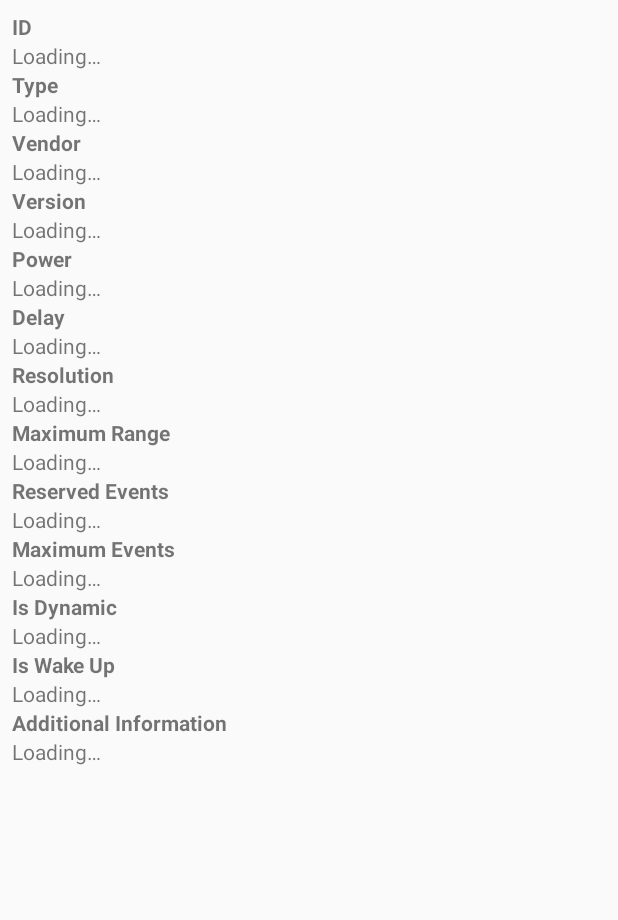
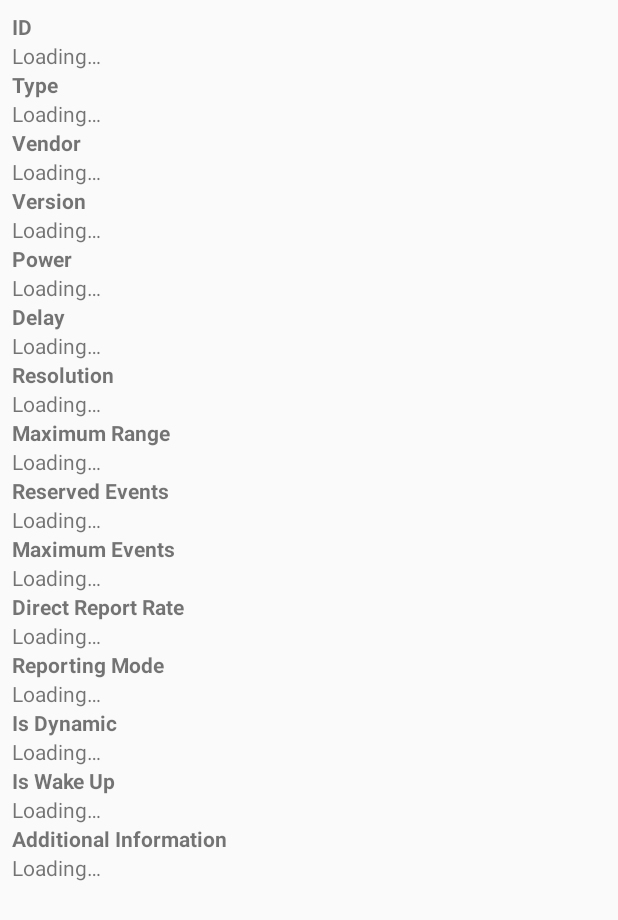
Before and after one commit to tamalnath/Explore, an Android app: the layout sensor_details.xml on its own in the app's theme, with its tools: preview values and no code run, on a phone screen of 412 x 824 dp. Shown: the top 920 px of the screen. Run offline under Robolectric (Android 15) with nearby library versions, the phone set to English and light mode, and no system bars.

Commit message:
Fixed sensor issues

```diff
--- a/app/build.gradle
+++ b/app/build.gradle
@@ -25,6 +25,6 @@ dependencies {
     implementation 'androidx.constraintlayout:constraintlayout:1.1.3'
     implementation 'androidx.recyclerview:recyclerview:1.0.0'
     testImplementation 'junit:junit:4.12'
-    androidTestImplementation 'androidx.test.ext:junit:1.1.0'
-    androidTestImplementation 'androidx.test.espresso:espresso-core:3.1.1'
+    androidTestImplementation 'androidx.test.ext:junit:1.1.1'
+    androidTestImplementation 'androidx.test.espresso:espresso-core:3.2.0'
 }
--- a/app/src/main/AndroidManifest.xml
+++ b/app/src/main/AndroidManifest.xml
@@ -9,6 +9,7 @@
     <uses-permission android:name="android.permission.ACCESS_FINE_LOCATION" />
     <uses-permission android:name="android.permission.ACCESS_NETWORK_STATE" />
     <uses-permission android:name="android.permission.ACCESS_WIFI_STATE" />
+    <uses-permission android:name="android.permission.READ_PHONE_STATE" />
 
     <application
         android:allowBackup="false"
--- a/app/src/main/java/com/tamalnath/explore/LocationFragment.java
+++ b/app/src/main/java/com/tamalnath/explore/LocationFragment.java
@@ -55,6 +55,9 @@ public class LocationFragment extends AbstractFragment {
     }
 
     private void addLocation(Location location) {
+        if (location == null) {
+            return;
+        }
         Map<String, Object> map = Utils.findProperties(location);
         map.remove("Extras");
         map.remove("ElapsedRealtimeNanos");
--- a/app/src/main/java/com/tamalnath/explore/TextAppearanceFragment.java
+++ b/app/src/main/java/com/tamalnath/explore/TextAppearanceFragment.java
@@ -4,12 +4,7 @@ import android.os.Build;
 import android.view.View;
 import android.widget.TextView;
 
-import java.text.DateFormat;
-import java.util.Collections;
-import java.util.Date;
 import java.util.Map;
-
-import androidx.annotation.RequiresApi;
 
 public class TextAppearanceFragment extends AbstractFragment {
 
--- a/app/src/main/res/layout/fragment_fonts.xml
+++ b/app/src/main/res/layout/fragment_fonts.xml
@@ -10,6 +10,7 @@
         android:layout_width="wrap_content"
         android:layout_height="wrap_content"
         android:text="@string/font_bold"
+        android:layout_marginTop="@dimen/default_margin"
         app:layout_constraintStart_toStartOf="parent"
         app:layout_constraintTop_toTopOf="parent" />
 
@@ -18,6 +19,7 @@
         android:layout_width="wrap_content"
         android:layout_height="wrap_content"
         android:layout_marginStart="@dimen/default_margin"
+        android:layout_marginTop="@dimen/default_margin"
         android:text="@string/font_italic"
         app:layout_constraintStart_toEndOf="@id/bold"
         app:layout_constraintTop_toTopOf="parent" />
@@ -28,6 +30,7 @@
         android:layout_width="0dp"
         android:layout_height="wrap_content"
         android:max="16"
+        android:layout_marginTop="@dimen/default_margin"
         app:layout_constraintEnd_toEndOf="parent"
         app:layout_constraintStart_toEndOf="@id/italic"
         app:layout_constraintBottom_toBottomOf="@id/italic"
@@ -39,7 +42,6 @@
         android:layout_height="wrap_content"
         android:inputType="text"
         android:text="@string/font_sample"
-        android:layout_marginTop="@dimen/default_margin"
         app:layout_constraintEnd_toEndOf="parent"
         app:layout_constraintStart_toStartOf="parent"
         app:layout_constraintTop_toBottomOf="@id/bold" />
--- a/app/src/main/res/layout/sensor_details.xml
+++ b/app/src/main/res/layout/sensor_details.xml
@@ -1,6 +1,11 @@
 <?xml version="1.0" encoding="utf-8"?>
+
+<androidx.core.widget.NestedScrollView
+    xmlns:android="http://schemas.android.com/apk/res/android"
+    android:layout_width="match_parent"
+    android:layout_height="match_parent">
+
     <LinearLayout
-    xmlns:android="http://schemas.android.com/apk/res/android"
         android:orientation="vertical"
         android:layout_width="match_parent"
         android:layout_height="match_parent"
@@ -137,6 +142,32 @@
             android:id="@+id/sensor_max_event" />
 
         <TextView
+            android:text="@string/sensor_direct_report_rate"
+            android:layout_width="match_parent"
+            android:layout_height="wrap_content"
+            android:id="@+id/sensor_direct_report_rate_label"
+            android:textStyle="normal|bold" />
+
+        <TextView
+            android:text="@string/loading"
+            android:layout_width="match_parent"
+            android:layout_height="wrap_content"
+            android:id="@+id/sensor_direct_report_rate" />
+
+        <TextView
+            android:text="@string/sensor_reporting_mode"
+            android:layout_width="match_parent"
+            android:layout_height="wrap_content"
+            android:id="@+id/sensor_reporting_mode_label"
+            android:textStyle="normal|bold" />
+
+        <TextView
+            android:text="@string/loading"
+            android:layout_width="match_parent"
+            android:layout_height="wrap_content"
+            android:id="@+id/sensor_reporting_mode" />
+
+        <TextView
             android:text="@string/sensor_dynamic"
             android:layout_width="match_parent"
             android:layout_height="wrap_content"
@@ -176,3 +207,5 @@
             android:id="@+id/sensor_additional_info" />
 
     </LinearLayout>
+
+</androidx.core.widget.NestedScrollView>
--- a/app/src/main/res/layout/view_header.xml
+++ b/app/src/main/res/layout/view_header.xml
@@ -4,4 +4,5 @@
     android:layout_height="wrap_content"
     android:text="@string/loading"
     android:textAlignment="center"
+    android:textIsSelectable="true"
     android:textAppearance="@style/TextAppearance.AppCompat.Title" />
--- a/app/src/main/res/layout/view_key_value.xml
+++ b/app/src/main/res/layout/view_key_value.xml
@@ -11,6 +11,7 @@
         android:layout_height="wrap_content"
         android:text="@string/loading"
         android:textStyle="normal|bold"
+        android:textIsSelectable="true"
         app:layout_constraintStart_toStartOf="parent"
         app:layout_constraintTop_toTopOf="parent" />
 
@@ -20,6 +21,7 @@
         android:layout_height="wrap_content"
         android:text="@string/loading"
         android:textAlignment="textEnd"
+        android:textIsSelectable="true"
         app:layout_constrainedWidth="true"
         app:layout_constraintEnd_toEndOf="parent"
         app:layout_constraintHorizontal_bias="1.0"
--- a/build.gradle
+++ b/build.gradle
@@ -7,7 +7,7 @@ buildscript {
 
     }
     dependencies {
-        classpath 'com.android.tools.build:gradle:3.3.1'
+        classpath 'com.android.tools.build:gradle:3.4.1'
 
         // NOTE: Do not place your application dependencies here; they belong
         // in the individual module build.gradle files
```
Also changed, not shown: app/src/main/java/com/tamalnath/explore/SensorsFragment.java (+72 -10 lines), app/src/main/res/values/strings.xml (+7 -4 lines), gradle/wrapper/gradle-wrapper.properties. Lines whose indentation alone changed are shown as unchanged.
